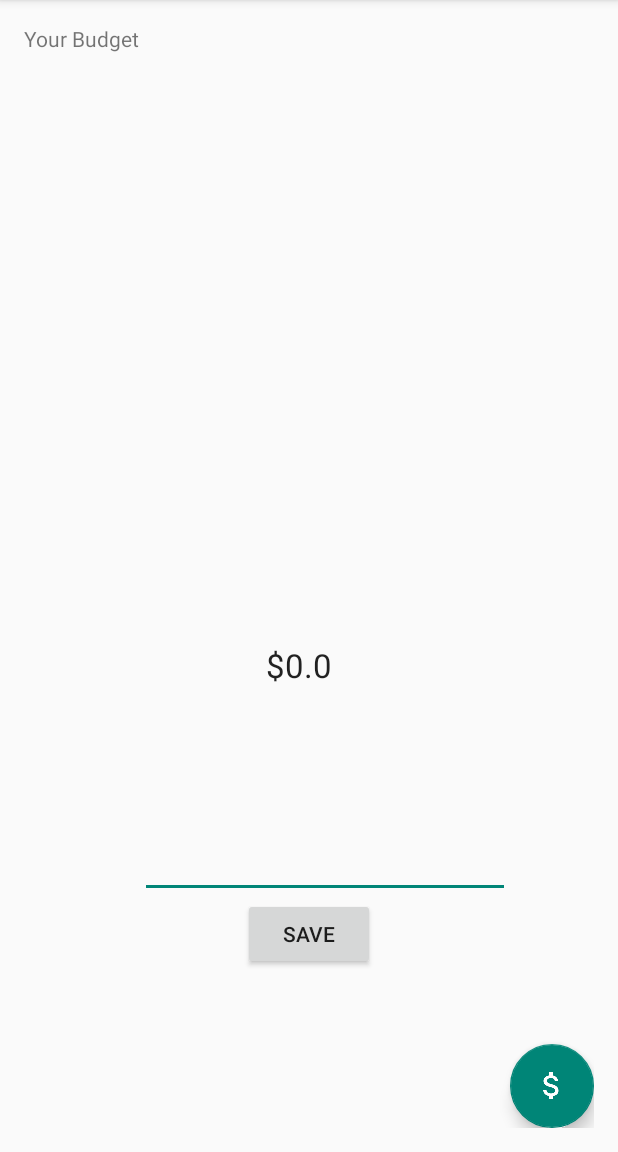
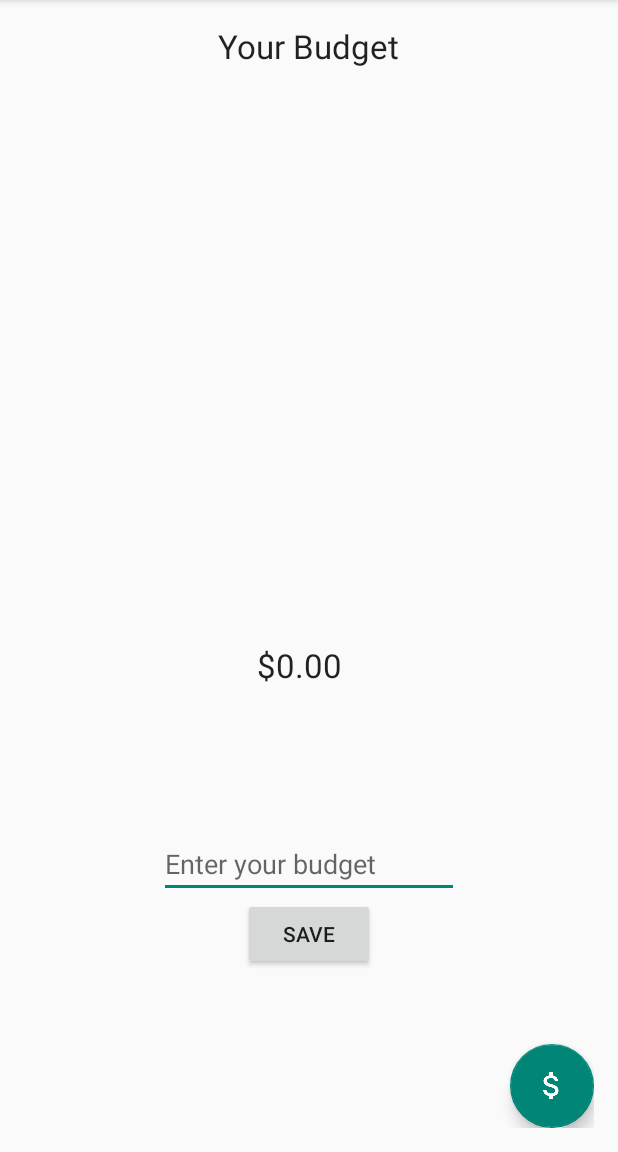
Before and after one commit to MarcioPorto/papramaki, an Android app: the screen it shows after launch (MainActivity), after a tap on "SAVE", on a phone screen of 412 x 824 dp, the part 84-1236 px from its top. Run offline under Robolectric (Android 15) with nearby library versions, the phone set to English and light mode, and no system bars; 1 statement that could not run was skipped.

Commit message:
fixed budget storing

```diff
--- a/app/src/main/java/com/papramaki/papramaki/models/Budget.java
+++ b/app/src/main/java/com/papramaki/papramaki/models/Budget.java
@@ -2,22 +2,23 @@ package com.papramaki.papramaki.models;
 
 public class Budget {
 
-    private float budget;
+    private double budget;
 
     public Budget(float budget) {
         this.budget = budget;
     }
 
-    public float getBudget() {
+    public double getBudget() {
         return budget;
     }
 
-    public void setBudget(float budget) {
+    public void setBudget(double budget) {
         this.budget = budget;
     }
 
     @Override
     public String toString() {
-        return Float.toString(budget);
+        return Double.toString(budget)+"0";
     }
+
 }
--- a/app/src/main/java/com/papramaki/papramaki/ui/AnalysisFragment.java
+++ b/app/src/main/java/com/papramaki/papramaki/ui/AnalysisFragment.java
@@ -24,7 +24,7 @@ public class AnalysisFragment extends Fragment {
     @Override
     public View onCreateView(final LayoutInflater inflater, ViewGroup container,
                              Bundle savedInstanceState) {
-        View rootView = inflater.inflate(R.layout.fragment_budget, container, false);
+        View rootView = inflater.inflate(R.layout.fragment_analysis, container, false);
 
         mTextView = (TextView)rootView.findViewById(R.id.another_fragment_text);
         //mTextView.setText("Papramaki rocks!!!!!");
--- a/app/src/main/java/com/papramaki/papramaki/ui/BudgetFragment.java
+++ b/app/src/main/java/com/papramaki/papramaki/ui/BudgetFragment.java
@@ -13,6 +13,7 @@ import android.widget.TextView;
 
 import com.papramaki.papramaki.R;
 import com.papramaki.papramaki.models.Budget;
+import com.papramaki.papramaki.utils.LocalData;
 
 /**
  * A placeholder fragment containing a simple view.
@@ -33,19 +34,16 @@ public class BudgetFragment extends Fragment {
                              Bundle savedInstanceState) {
         View rootView = inflater.inflate(R.layout.fragment_budget, container, false);
 
-
         mTextView = (TextView)rootView.findViewById(R.id.main_fragment_text);
         mBudgetDisplay = (TextView) rootView.findViewById(R.id.budgetDisplay);
         mButton = (Button)rootView.findViewById(R.id.button2);
         mFAB = (FloatingActionButton)rootView.findViewById(R.id.FAB);
 
         mBudget = (EditText) rootView.findViewById(R.id.budget);
-        //mBudgetDisplay.setText("0.0");
 
         mFAB.setOnClickListener(new View.OnClickListener() {
             @Override
             public void onClick(View v) {
-
                 Intent intent = new Intent(getContext(), DeductionActivity.class);
                 startActivity(intent);
             }
@@ -54,20 +52,20 @@ public class BudgetFragment extends Fragment {
         mButton.setOnClickListener(new View.OnClickListener() {
             @Override
             public void onClick(View v) {
-
-                float amount = Float.valueOf(mBudget.getText().toString());
-                //Budget budget = new Budget(amount);
-                MainActivity.mBudget.setBudget(amount);
-                mBudgetDisplay.setText(MainActivity.mBudget.toString());
+                double amount = Double.valueOf(mBudget.getText().toString());
+                LocalData.budget.setBudget(amount);
+                mBudgetDisplay.setText(LocalData.budget.toString());
                 mBudget.getText().clear();
-
-
             }
         });
-
-
 
         return rootView;
     }
 
+    @Override
+    public void onResume() {
+        super.onResume();
+        mBudgetDisplay.setText(LocalData.budget.toString());
+    }
+
 }
--- a/app/src/main/java/com/papramaki/papramaki/ui/MainActivity.java
+++ b/app/src/main/java/com/papramaki/papramaki/ui/MainActivity.java
@@ -14,9 +14,6 @@ import com.papramaki.papramaki.models.History;
 public class MainActivity extends AppCompatActivity {
 
     public static final String TAG = MainActivity.class.getSimpleName();
-
-    public static History mHistory = new History();
-    public static Budget mBudget = new Budget(0);
 
     // Creates an instance of the MainFragmentAdapter and one
     // ViewPager (which basically is what allows you to flip
--- /dev/null
+++ b/app/src/main/java/com/papramaki/papramaki/utils/LocalData.java
@@ -0,0 +1,11 @@
+package com.papramaki.papramaki.utils;
+
+import com.papramaki.papramaki.models.Budget;
+import com.papramaki.papramaki.models.History;
+
+public class LocalData {
+
+    public static History history = new History();
+    public static Budget budget = new Budget(0);
+
+}
--- a/app/src/main/res/layout/activity_deduction.xml
+++ b/app/src/main/res/layout/activity_deduction.xml
@@ -40,7 +40,7 @@
         android:layout_width="wrap_content"
         android:layout_height="wrap_content"
         android:textAppearance="?android:attr/textAppearanceLarge"
-        android:text="Enter New Expenditure"
+        android:text="Add New Expenditure"
         android:id="@+id/textView"
         android:layout_alignParentTop="true"
         android:layout_centerHorizontal="true"/>
--- a/app/src/main/res/layout/fragment_budget.xml
+++ b/app/src/main/res/layout/fragment_budget.xml
@@ -11,6 +11,8 @@
     <TextView
         android:id="@+id/another_fragment_text"
         android:text="Your Budget"
+        android:textAppearance="?android:attr/textAppearanceLarge"
+        android:layout_centerHorizontal="true"
         android:layout_width="wrap_content"
         android:layout_height="wrap_content"/>
 
@@ -34,15 +36,13 @@
         android:layout_marginBottom="49dp" />
 
     <EditText
-        android:layout_width="wrap_content"
+        android:layout_width="200dp"
         android:layout_height="wrap_content"
         android:id="@+id/budget"
         android:layout_above="@+id/button2"
-        android:layout_toRightOf="@+id/another_fragment_text"
-        android:layout_toStartOf="@+id/FAB"
+        android:hint="Enter your budget"
         android:inputType="numberDecimal"
-        android:layout_centerHorizontal="true"
-        android:layout_toLeftOf="@+id/FAB" />
+        android:layout_centerHorizontal="true" />
 
     <TextView
         android:layout_width="wrap_content"
--- a/app/src/main/res/layout/history_item.xml
+++ b/app/src/main/res/layout/history_item.xml
@@ -2,7 +2,6 @@
 <LinearLayout xmlns:android="http://schemas.android.com/apk/res/android"
     android:layout_width="match_parent"
     android:layout_height="match_parent">
-
 
     <TextView
         android:layout_width="wrap_content"
@@ -10,4 +9,5 @@
         android:textAppearance="?android:attr/textAppearanceLarge"
         android:text="Example Title"
         android:id="@+id/titleTextView" />
+
 </LinearLayout>
```
Also changed, not shown: app/src/main/java/com/papramaki/papramaki/models/Expenditure.java (+4 -4 lines), app/src/main/java/com/papramaki/papramaki/ui/DeductionActivity.java (+9 -2 lines), app/src/main/java/com/papramaki/papramaki/ui/HistoryFragment.java (+2 -5 lines).
